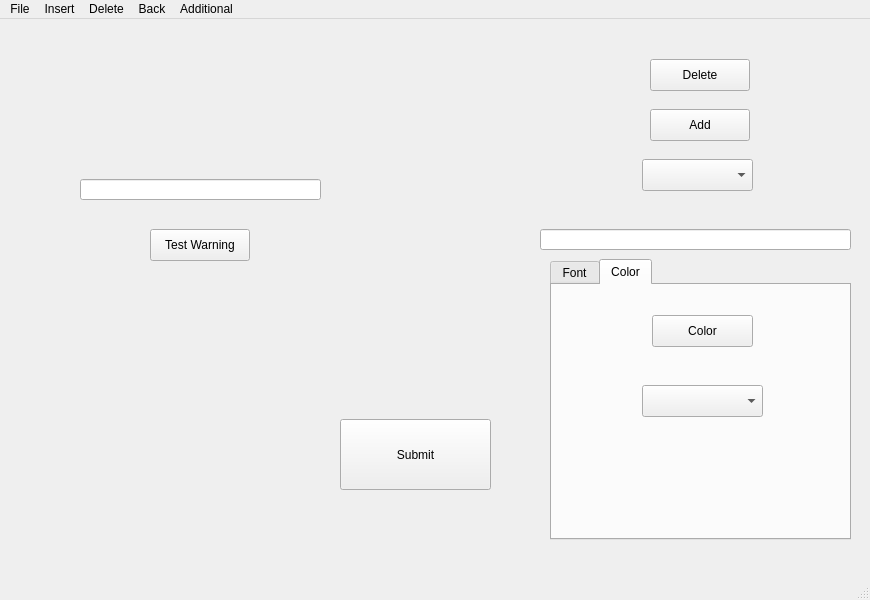
Qt form mainwindow.ui (brennanafrank/EasyDraft) before a commit.
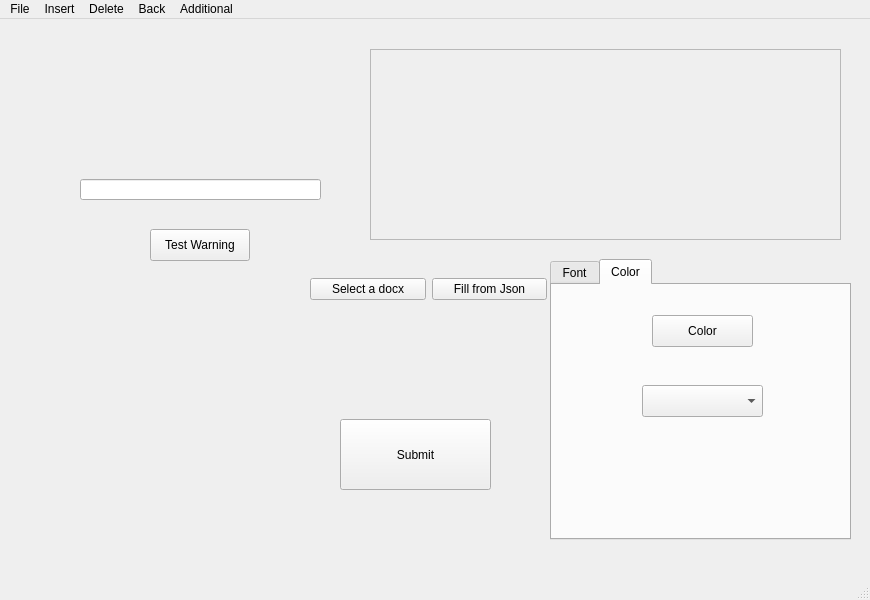
The same form after that commit. The open tabs and pages were chosen to show the change. Icons and pictures are not drawn.

Diff of the .ui file:
```diff
--- a/mainwindow.ui
+++ b/mainwindow.ui
@@ -125,8 +125,8 @@
      <widget class="QLabel" name="label">
       <property name="geometry">
        <rect>
-        <x>400</x>
-        <y>-10</y>
+        <x>70</x>
+        <y>270</y>
         <width>271</width>
         <height>91</height>
        </rect>
@@ -135,52 +135,6 @@
        <string/>
       </property>
      </widget>
-     <widget class="QPushButton" name="deletePlaceholderButton">
-      <property name="geometry">
-       <rect>
-        <x>670</x>
-        <y>40</y>
-        <width>100</width>
-        <height>32</height>
-       </rect>
-      </property>
-      <property name="text">
-       <string>Delete</string>
-      </property>
-     </widget>
-     <widget class="QPushButton" name="addPlaceholderButton">
-      <property name="geometry">
-       <rect>
-        <x>670</x>
-        <y>90</y>
-        <width>100</width>
-        <height>32</height>
-       </rect>
-      </property>
-      <property name="text">
-       <string>Add</string>
-      </property>
-     </widget>
-     <widget class="QComboBox" name="placeholderComboBox">
-      <property name="geometry">
-       <rect>
-        <x>662</x>
-        <y>140</y>
-        <width>111</width>
-        <height>32</height>
-       </rect>
-      </property>
-     </widget>
-     <widget class="QLineEdit" name="lineEdit">
-      <property name="geometry">
-       <rect>
-        <x>560</x>
-        <y>210</y>
-        <width>311</width>
-        <height>21</height>
-       </rect>
-      </property>
-     </widget>
      <widget class="QPushButton" name="submitPlace">
       <property name="geometry">
        <rect>
@@ -286,6 +240,55 @@
        <string>Test Warning</string>
       </property>
      </widget>
+     <widget class="QScrollArea" name="scrollArea">
+      <property name="geometry">
+       <rect>
+        <x>390</x>
+        <y>30</y>
+        <width>471</width>
+        <height>191</height>
+       </rect>
+      </property>
+      <property name="widgetResizable">
+       <bool>true</bool>
+      </property>
+      <widget class="QWidget" name="scrollAreaWidgetContents">
+       <property name="geometry">
+        <rect>
+         <x>0</x>
+         <y>0</y>
+         <width>469</width>
+         <height>189</height>
+        </rect>
+       </property>
+      </widget>
+     </widget>
+     <widget class="QWidget" name="horizontalLayoutWidget">
+      <property name="geometry">
+       <rect>
+        <x>330</x>
+        <y>250</y>
+        <width>237</width>
+        <height>41</height>
+       </rect>
+      </property>
+      <layout class="QHBoxLayout" name="horizontalLayout">
+       <item>
+        <widget class="QPushButton" name="chooseDocPathButton">
+         <property name="text">
+          <string>Select a docx</string>
+         </property>
+        </widget>
+       </item>
+       <item>
+        <widget class="QPushButton" name="fillFromJsonButton">
+         <property name="text">
+          <string>Fill from Json</string>
+         </property>
+        </widget>
+       </item>
+      </layout>
+     </widget>
     </widget>
     <widget class="QWidget" name="page_4">
      <widget class="QPushButton" name="pushButton_3">
```
Left out of the diff: 2 changed lines with no effect on the pictures.
